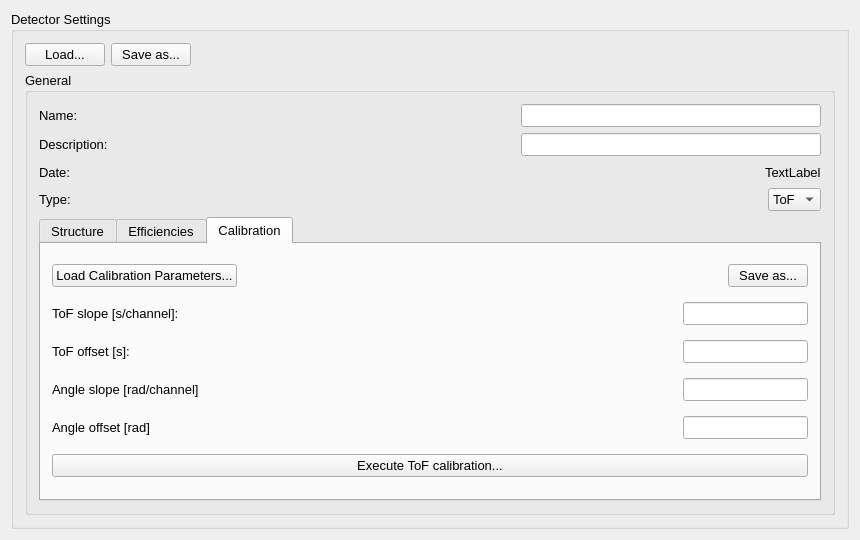
Qt form ui_files/ui_request_detector_settings.ui (JYU-IBA/potku) before a commit.
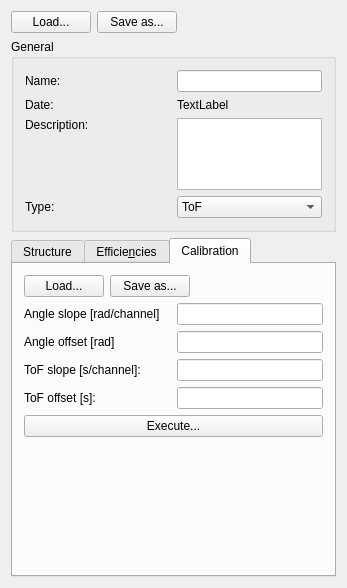
The same form after that commit.

Commit message:
Request Settings layout
Request Settings dialog is now resizable. Also made some other minor
layout changes.

What changed in the file:
```diff
--- a/ui_files/ui_request_detector_settings.ui
+++ b/ui_files/ui_request_detector_settings.ui
@@ -9,147 +9,64 @@
    <rect>
     <x>0</x>
     <y>0</y>
-    <width>860</width>
-    <height>540</height>
+    <width>347</width>
+    <height>588</height>
    </rect>
   </property>
   <property name="minimumSize">
    <size>
-    <width>860</width>
-    <height>540</height>
-   </size>
-  </property>
-  <property name="maximumSize">
-   <size>
-    <width>860</width>
-    <height>540</height>
+    <width>0</width>
+    <height>0</height>
    </size>
   </property>
   <property name="windowTitle">
    <string>RequestSimulationSettings</string>
   </property>
-  <layout class="QVBoxLayout" name="verticalLayout_2">
-   <item>
-    <layout class="QVBoxLayout" name="verticalLayout_6">
-     <item>
-      <widget class="QGroupBox" name="detectorSettings">
-       <property name="enabled">
-        <bool>true</bool>
-       </property>
-       <property name="font">
-        <font>
-         <pointsize>10</pointsize>
-        </font>
-       </property>
-       <property name="title">
-        <string>Detector Settings</string>
-       </property>
-       <layout class="QVBoxLayout" name="verticalLayout">
-        <item>
-         <layout class="QHBoxLayout" name="horizontalLayout">
-          <item>
-           <widget class="QPushButton" name="loadButton">
-            <property name="text">
-             <string>Load...</string>
-            </property>
-           </widget>
-          </item>
-          <item>
-           <widget class="QPushButton" name="saveButton">
-            <property name="text">
-             <string>Save as...</string>
-            </property>
-           </widget>
-          </item>
-          <item>
-           <spacer name="horizontalSpacer_4">
-            <property name="orientation">
-             <enum>Qt::Horizontal</enum>
-            </property>
-            <property name="sizeHint" stdset="0">
-             <size>
-              <width>40</width>
-              <height>20</height>
-             </size>
-            </property>
-           </spacer>
-          </item>
-         </layout>
-        </item>
-        <item>
-         <layout class="QHBoxLayout" name="horizontalLayout_2">
-          <item>
-           <widget class="QGroupBox" name="groupBox_9">
-            <property name="title">
-             <string>General</string>
-            </property>
             <layout class="QGridLayout" name="gridLayout">
-             <item row="3" column="0">
-              <layout class="QHBoxLayout" name="horizontalLayout_36">
-               <item>
-                <widget class="QLabel" name="label_31">
-                 <property name="text">
-                  <string>Type:</string>
-                 </property>
-                </widget>
-               </item>
-               <item>
-                <spacer name="horizontalSpacer_35">
-                 <property name="orientation">
-                  <enum>Qt::Horizontal</enum>
-                 </property>
-                 <property name="sizeHint" stdset="0">
-                  <size>
-                   <width>40</width>
-                   <height>20</height>
-                  </size>
-                 </property>
-                </spacer>
-               </item>
-               <item>
-                <widget class="QComboBox" name="typeComboBox">
-                 <item>
-                  <property name="text">
-                   <string>ToF</string>
-                  </property>
-                 </item>
-                </widget>
-               </item>
-              </layout>
-             </item>
              <item row="1" column="0">
-              <layout class="QHBoxLayout" name="horizontalLayout_33">
+    <widget class="QGroupBox" name="groupBox_9">
+     <property name="sizePolicy">
+      <sizepolicy hsizetype="Preferred" vsizetype="Fixed">
+       <horstretch>0</horstretch>
+       <verstretch>0</verstretch>
+      </sizepolicy>
+     </property>
+     <property name="title">
+      <string>General</string>
+     </property>
+     <layout class="QVBoxLayout" name="verticalLayout">
                <item>
-                <widget class="QLabel" name="label_28">
+       <layout class="QHBoxLayout" name="horizontalLayout_34">
+        <item>
+         <widget class="QLabel" name="label_29">
+          <property name="sizePolicy">
+           <sizepolicy hsizetype="Preferred" vsizetype="Preferred">
+            <horstretch>0</horstretch>
+            <verstretch>0</verstretch>
+           </sizepolicy>
+          </property>
                  <property name="text">
-                  <string>Description:</string>
+           <string>Name:</string>
                  </property>
                 </widget>
                </item>
                <item>
-                <spacer name="horizontalSpacer_32">
-                 <property name="orientation">
-                  <enum>Qt::Horizontal</enum>
-                 </property>
-                 <property name="sizeHint" stdset="0">
-                  <size>
-                   <width>40</width>
-                   <height>20</height>
-                  </size>
-                 </property>
-                </spacer>
-               </item>
-               <item>
-                <widget class="QLineEdit" name="descriptionLineEdit">
+         <widget class="QLineEdit" name="nameLineEdit">
+          <property name="sizePolicy">
+           <sizepolicy hsizetype="Preferred" vsizetype="Fixed">
+            <horstretch>0</horstretch>
+            <verstretch>0</verstretch>
+           </sizepolicy>
+          </property>
                  <property name="minimumSize">
                   <size>
-                   <width>300</width>
+            <width>0</width>
                    <height>0</height>
                   </size>
                  </property>
                  <property name="maximumSize">
                   <size>
-                   <width>100</width>
+            <width>16777215</width>
                    <height>16777215</height>
                   </size>
                  </property>
@@ -157,30 +74,29 @@
                </item>
               </layout>
              </item>
-             <item row="2" column="0">
+      <item>
               <layout class="QHBoxLayout" name="horizontalLayout_35">
                <item>
                 <widget class="QLabel" name="label_30">
+          <property name="sizePolicy">
+           <sizepolicy hsizetype="Preferred" vsizetype="Preferred">
+            <horstretch>0</horstretch>
+            <verstretch>0</verstretch>
+           </sizepolicy>
+          </property>
                  <property name="text">
                   <string>Date:</string>
                  </property>
                 </widget>
                </item>
-               <item>
-                <spacer name="horizontalSpacer_34">
-                 <property name="orientation">
-                  <enum>Qt::Horizontal</enum>
-                 </property>
-                 <property name="sizeHint" stdset="0">
-                  <size>
-                   <width>40</width>
-                   <height>20</height>
-                  </size>
-                 </property>
-                </spacer>
-               </item>
                <item>
                 <widget class="QLabel" name="dateLabel">
+          <property name="sizePolicy">
+           <sizepolicy hsizetype="Preferred" vsizetype="Fixed">
+            <horstretch>0</horstretch>
+            <verstretch>0</verstretch>
+           </sizepolicy>
+          </property>
                  <property name="text">
                   <string>TextLabel</string>
                  </property>
@@ -188,17 +104,107 @@
                </item>
               </layout>
              </item>
+      <item>
+       <layout class="QHBoxLayout" name="horizontalLayout_33">
+        <item alignment="Qt::AlignTop">
+         <widget class="QLabel" name="label_28">
+          <property name="sizePolicy">
+           <sizepolicy hsizetype="Preferred" vsizetype="Preferred">
+            <horstretch>0</horstretch>
+            <verstretch>0</verstretch>
+           </sizepolicy>
+          </property>
+          <property name="text">
+           <string>Description:</string>
+          </property>
+         </widget>
+        </item>
+        <item>
+         <widget class="QPlainTextEdit" name="descriptionLineEdit">
+          <property name="sizePolicy">
+           <sizepolicy hsizetype="Preferred" vsizetype="Fixed">
+            <horstretch>0</horstretch>
+            <verstretch>0</verstretch>
+           </sizepolicy>
+          </property>
+          <property name="sizeAdjustPolicy">
+           <enum>QAbstractScrollArea::AdjustToContents</enum>
+          </property>
+         </widget>
+        </item>
+       </layout>
+      </item>
+      <item>
+       <layout class="QHBoxLayout" name="horizontalLayout_36">
+        <item>
+         <widget class="QLabel" name="label_31">
+          <property name="sizePolicy">
+           <sizepolicy hsizetype="Preferred" vsizetype="Preferred">
+            <horstretch>0</horstretch>
+            <verstretch>0</verstretch>
+           </sizepolicy>
+          </property>
+          <property name="text">
+           <string>Type:</string>
+          </property>
+         </widget>
+        </item>
+        <item>
+         <widget class="QComboBox" name="typeComboBox">
+          <property name="sizePolicy">
+           <sizepolicy hsizetype="Preferred" vsizetype="Fixed">
+            <horstretch>0</horstretch>
+            <verstretch>0</verstretch>
+           </sizepolicy>
+          </property>
+          <item>
+           <property name="text">
+            <string>ToF</string>
+           </property>
+          </item>
+         </widget>
+        </item>
+       </layout>
+      </item>
+     </layout>
+    </widget>
+   </item>
              <item row="0" column="0">
-              <layout class="QHBoxLayout" name="horizontalLayout_34">
+    <layout class="QHBoxLayout" name="horizontalLayout">
                <item>
-                <widget class="QLabel" name="label_29">
+      <widget class="QPushButton" name="loadButton">
+       <property name="sizePolicy">
+        <sizepolicy hsizetype="Preferred" vsizetype="Fixed">
+         <horstretch>0</horstretch>
+         <verstretch>0</verstretch>
+        </sizepolicy>
+       </property>
                  <property name="text">
-                  <string>Name:</string>
+        <string>Load...</string>
                  </property>
                 </widget>
                </item>
                <item>
-                <spacer name="horizontalSpacer_33">
+      <widget class="QPushButton" name="saveButton">
+       <property name="sizePolicy">
+        <sizepolicy hsizetype="Preferred" vsizetype="Fixed">
+         <horstretch>0</horstretch>
+         <verstretch>0</verstretch>
+        </sizepolicy>
+       </property>
+       <property name="text">
+        <string>Save as...</string>
+       </property>
+      </widget>
+     </item>
+     <item>
+      <spacer name="horizontalSpacer_4">
+       <property name="sizePolicy">
+        <sizepolicy hsizetype="Minimum" vsizetype="Minimum">
+         <horstretch>0</horstretch>
+         <verstretch>0</verstretch>
+        </sizepolicy>
+       </property>
                  <property name="orientation">
                   <enum>Qt::Horizontal</enum>
                  </property>
@@ -210,29 +216,22 @@
                  </property>
                 </spacer>
                </item>
-               <item>
-                <widget class="QLineEdit" name="nameLineEdit">
-                 <property name="minimumSize">
-                  <size>
-                   <width>300</width>
-                   <height>0</height>
-                  </size>
-                 </property>
-                 <property name="maximumSize">
-                  <size>
-                   <width>100</width>
-                   <height>16777215</height>
-                  </size>
-                 </property>
-                </widget>
-               </item>
-              </layout>
-             </item>
-             <item row="4" column="0">
+    </layout>
+   </item>
+   <item row="2" column="0">
               <widget class="QTabWidget" name="tabWidget_2">
+     <property name="sizePolicy">
+      <sizepolicy hsizetype="Preferred" vsizetype="Preferred">
+       <horstretch>0</horstretch>
+       <verstretch>0</verstretch>
+      </sizepolicy>
+     </property>
                <property name="currentIndex">
                 <number>2</number>
                </property>
+     <property name="usesScrollButtons">
+      <bool>false</bool>
+     </property>
                <widget class="QWidget" name="structureTab">
                 <attribute name="title">
                  <string>Structure</string>
@@ -245,14 +244,16 @@
                </widget>
                <widget class="QWidget" name="efficienciesTab">
                 <attribute name="title">
-                 <string>Efficiencies</string>
+       <string>Efficie&amp;ncies</string>
                 </attribute>
                </widget>
                <widget class="QWidget" name="calibrationTab">
                 <attribute name="title">
                  <string>Calibration</string>
                 </attribute>
-                <layout class="QVBoxLayout" name="verticalLayout_10">
+      <layout class="QVBoxLayout" name="verticalLayout_4">
+       <item>
+        <layout class="QVBoxLayout" name="verticalLayout_3">
                  <item>
                   <layout class="QHBoxLayout" name="horizontalLayout_29">
                    <item>
@@ -264,43 +265,25 @@
                       </sizepolicy>
                      </property>
                      <property name="text">
-                      <string>Load Calibration Parameters...</string>
+              <string>Load...</string>
                      </property>
                     </widget>
                    </item>
-                   <item>
-                    <spacer name="horizontalSpacer_29">
-                     <property name="orientation">
-                      <enum>Qt::Horizontal</enum>
-                     </property>
-                     <property name="sizeHint" stdset="0">
-                      <size>
-                       <width>40</width>
-                       <height>20</height>
-                      </size>
-                     </property>
-                    </spacer>
-                   </item>
                    <item>
                     <widget class="QPushButton" name="saveCalibrationParametersButton">
+             <property name="sizePolicy">
+              <sizepolicy hsizetype="Preferred" vsizetype="Fixed">
+               <horstretch>0</horstretch>
+               <verstretch>0</verstretch>
+              </sizepolicy>
+             </property>
                      <property name="text">
                       <string>Save as...</string>
                      </property>
                     </widget>
                    </item>
-                  </layout>
-                 </item>
                  <item>
-                  <layout class="QHBoxLayout" name="horizontalLayout_9">
-                   <item>
-                    <widget class="QLabel" name="label_9">
-                     <property name="text">
-                      <string>ToF slope [s/channel]:</string>
-                     </property>
-                    </widget>
-                   </item>
-                   <item>
-                    <spacer name="horizontalSpacer_9">
+            <spacer name="horizontalSpacer">
                      <property name="orientation">
                       <enum>Qt::Horizontal</enum>
                      </property>
@@ -311,62 +294,6 @@
                       </size>
                      </property>
                     </spacer>
-                   </item>
-                   <item>
-                    <widget class="QLineEdit" name="slopeLineEdit">
-                     <property name="minimumSize">
-                      <size>
-                       <width>125</width>
-                       <height>0</height>
-                      </size>
-                     </property>
-                     <property name="maximumSize">
-                      <size>
-                       <width>125</width>
-                       <height>16777215</height>
-                      </size>
-                     </property>
-                    </widget>
-                   </item>
-                  </layout>
-                 </item>
-                 <item>
-                  <layout class="QHBoxLayout" name="horizontalLayout_10">
-                   <item>
-                    <widget class="QLabel" name="label_10">
-                     <property name="text">
-                      <string>ToF offset [s]:</string>
-                     </property>
-                    </widget>
-                   </item>
-                   <item>
-                    <spacer name="horizontalSpacer_10">
-                     <property name="orientation">
-                      <enum>Qt::Horizontal</enum>
-                     </property>
-                     <property name="sizeHint" stdset="0">
-                      <size>
-                       <width>40</width>
-                       <height>20</height>
-                      </size>
-                     </property>
-                    </spacer>
-                   </item>
-                   <item>
-                    <widget class="QLineEdit" name="offsetLineEdit">
-                     <property name="minimumSize">
-                      <size>
-                       <width>125</width>
-                       <height>0</height>
-                      </size>
-                     </property>
-                     <property name="maximumSize">
-                      <size>
-                       <width>125</width>
-                       <height>16777215</height>
-                      </size>
-                     </property>
-                    </widget>
                    </item>
                   </layout>
                  </item>
@@ -379,30 +306,23 @@
                      </property>
                     </widget>
                    </item>
-                   <item>
-                    <spacer name="horizontalSpacer_5">
-                     <property name="orientation">
-                      <enum>Qt::Horizontal</enum>
-                     </property>
-                     <property name="sizeHint" stdset="0">
-                      <size>
-                       <width>40</width>
-                       <height>20</height>
-                      </size>
-                     </property>
-                    </spacer>
-                   </item>
                    <item>
                     <widget class="QLineEdit" name="angleSlopeLineEdit">
+             <property name="sizePolicy">
+              <sizepolicy hsizetype="Preferred" vsizetype="Fixed">
+               <horstretch>0</horstretch>
+               <verstretch>0</verstretch>
+              </sizepolicy>
+             </property>
                      <property name="minimumSize">
                       <size>
-                       <width>125</width>
+               <width>0</width>
                        <height>0</height>
                       </size>
                      </property>
                      <property name="maximumSize">
                       <size>
-                       <width>125</width>
+               <width>16777215</width>
                        <height>16777215</height>
                       </size>
                      </property>
@@ -419,30 +339,89 @@
                      </property>
                     </widget>
                    </item>
-                   <item>
-                    <spacer name="horizontalSpacer_6">
-                     <property name="orientation">
-                      <enum>Qt::Horizontal</enum>
-                     </property>
-                     <property name="sizeHint" stdset="0">
-                      <size>
-                       <width>40</width>
-                       <height>20</height>
-                      </size>
-                     </property>
-                    </spacer>
-                   </item>
                    <item>
                     <widget class="QLineEdit" name="angleOffsetLineEdit">
+             <property name="sizePolicy">
+              <sizepolicy hsizetype="Preferred" vsizetype="Fixed">
+               <horstretch>0</horstretch>
+               <verstretch>0</verstretch>
+              </sizepolicy>
+             </property>
                      <property name="minimumSize">
                       <size>
-                       <width>125</width>
+               <width>0</width>
                        <height>0</height>
                       </size>
                      </property>
                      <property name="maximumSize">
                       <size>
-                       <width>125</width>
+               <width>16777215</width>
+               <height>16777215</height>
+              </size>
+             </property>
+            </widget>
+           </item>
+          </layout>
+         </item>
+         <item>
+          <layout class="QHBoxLayout" name="horizontalLayout_9">
+           <item>
+            <widget class="QLabel" name="label_9">
+             <property name="text">
+              <string>ToF slope [s/channel]:</string>
+             </property>
+            </widget>
+           </item>
+           <item>
+            <widget class="QLineEdit" name="slopeLineEdit">
+             <property name="sizePolicy">
+              <sizepolicy hsizetype="Preferred" vsizetype="Fixed">
+               <horstretch>0</horstretch>
+               <verstretch>0</verstretch>
+              </sizepolicy>
+             </property>
+             <property name="minimumSize">
+              <size>
+               <width>0</width>
+               <height>0</height>
+              </size>
+             </property>
+             <property name="maximumSize">
+              <size>
+               <width>16777215</width>
+               <height>16777215</height>
+              </size>
+             </property>
+            </widget>
+           </item>
+          </layout>
+         </item>
+         <item>
+          <layout class="QHBoxLayout" name="horizontalLayout_10">
+           <item>
+            <widget class="QLabel" name="label_10">
+             <property name="text">
+              <string>ToF offset [s]:</string>
+             </property>
+            </widget>
+           </item>
+           <item>
+            <widget class="QLineEdit" name="offsetLineEdit">
+             <property name="sizePolicy">
+              <sizepolicy hsizetype="Preferred" vsizetype="Fixed">
+               <horstretch>0</horstretch>
+               <verstretch>0</verstretch>
+              </sizepolicy>
+             </property>
+             <property name="minimumSize">
+              <size>
+               <width>0</width>
+               <height>0</height>
+              </size>
+             </property>
+             <property name="maximumSize">
+              <size>
+               <width>16777215</width>
                        <height>16777215</height>
                       </size>
                      </property>
@@ -452,24 +431,35 @@
                  </item>
                  <item>
                   <widget class="QPushButton" name="executeCalibrationButton">
+           <property name="sizePolicy">
+            <sizepolicy hsizetype="Preferred" vsizetype="Fixed">
+             <horstretch>0</horstretch>
+             <verstretch>0</verstretch>
+            </sizepolicy>
+           </property>
                    <property name="text">
-                    <string>Execute ToF calibration...</string>
+            <string>Execute...</string>
                    </property>
                   </widget>
                  </item>
-                </layout>
-               </widget>
-              </widget>
-             </item>
-            </layout>
-           </widget>
-          </item>
-         </layout>
-        </item>
-       </layout>
-      </widget>
-     </item>
-    </layout>
+         <item>
+          <spacer name="verticalSpacer">
+           <property name="orientation">
+            <enum>Qt::Vertical</enum>
+           </property>
+           <property name="sizeHint" stdset="0">
+            <size>
+             <width>20</width>
+             <height>40</height>
+            </size>
+           </property>
+          </spacer>
+         </item>
+        </layout>
+       </item>
+      </layout>
+     </widget>
+    </widget>
    </item>
   </layout>
  </widget>
```
Left out of the diff: 16 changed lines with no effect on the pictures. Lines whose indentation alone changed are shown as unchanged. The commit also changes 5 other files.
